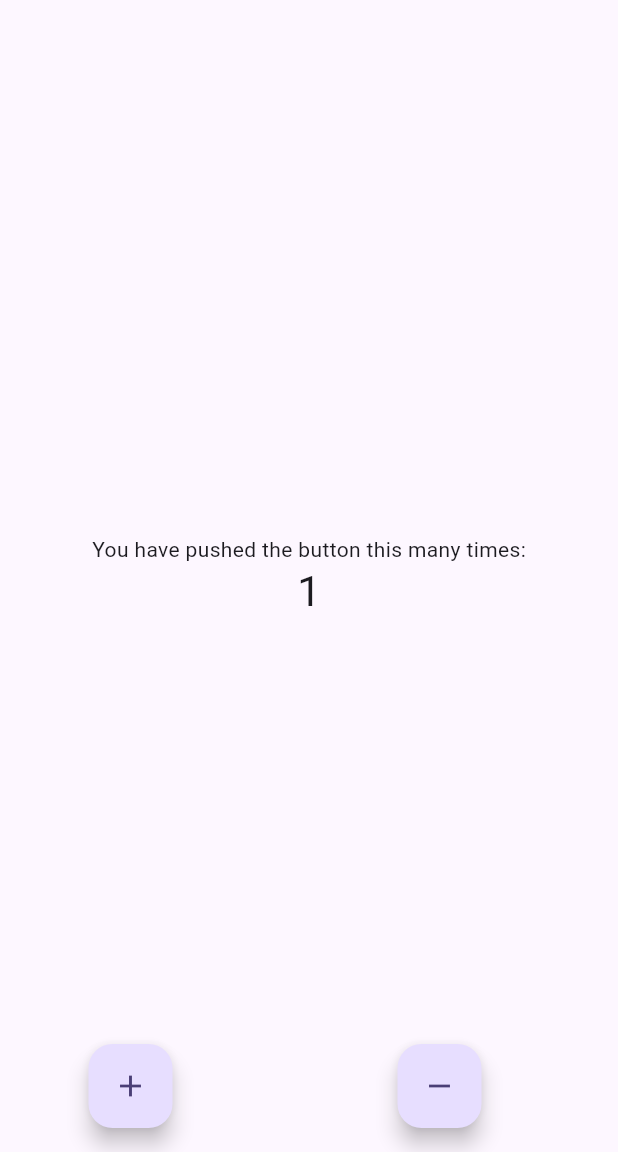
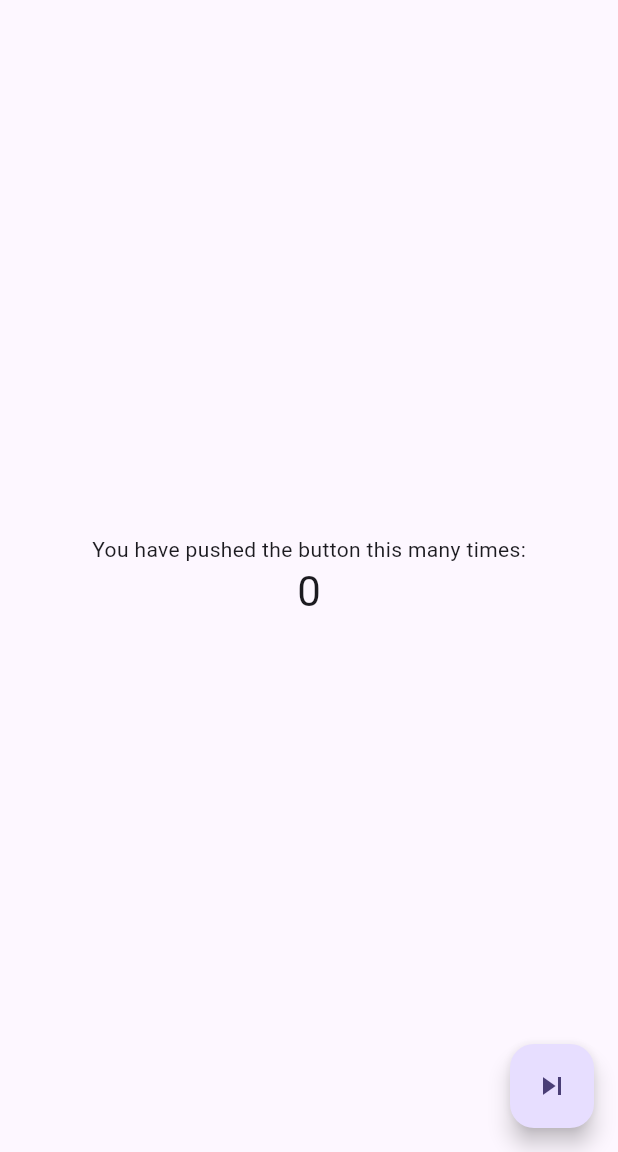
Before and after one commit to flutterboydeep/bloc_tutorial, a Flutter app: the screen it shows after launch, on a phone screen of 412 x 824 dp, the part 84-1236 px from its top. Run offline on Flutter 3.47's test engine with Material 3 defaults, Android fonts, the phone set to English and light mode, and no system bars; our stand-ins replace flutter_bloc.

```diff
--- a/lib/cubit/CounterCubit.dart
+++ b/lib/cubit/CounterCubit.dart
@@ -1,17 +1,13 @@
 import 'package:flutter_bloc/flutter_bloc.dart';
 
-class CounterCubit extends Cubit<int> {
-  CounterCubit() : super(1);
+class CounterCubit extends Cubit {
+  CounterCubit() : super(0);
 
-  void incrementCounter() {
+  void increment() {
     emit(state + 1);
   }
 
   void decrement() {
-    if (state == 0) {
-      return;
-    } else {
-      emit(state - 1);
-    }
+    emit(state - 1);
   }
 }
--- a/lib/homepage.dart
+++ b/lib/homepage.dart
@@ -1,5 +1,6 @@
 import 'package:flutter/material.dart';
 import 'package:flutter_bloc/flutter_bloc.dart';
+import 'package:learn_bloc/cubit/AdderPart.dart';
 import 'package:learn_bloc/cubit/CounterCubit.dart';
 
 class MyHomePage extends StatefulWidget {
@@ -12,12 +13,9 @@ class MyHomePage extends StatefulWidget {
 }
 
 class _MyHomePageState extends State<MyHomePage> {
-  final counter = CounterCubit().state;
-  final counterCubit = CounterCubit();
-
   @override
   Widget build(BuildContext context) {
-    print("I am re run again");
+    final counterCubit = BlocProvider.of<CounterCubit>(context);
     return Scaffold(
       appBar: AppBar(
         backgroundColor: Theme.of(context).colorScheme.inversePrimary,
@@ -32,29 +30,22 @@ class _MyHomePageState extends State<MyHomePage> {
             ),
             BlocBuilder(
                 bloc: counterCubit,
-                builder: (context, counter) {
+                builder: (context, UpdatedValue) {
                   return Text(
-                    '$counter',
+                    '$UpdatedValue',
                     style: Theme.of(context).textTheme.headlineMedium,
                   );
                 }),
           ],
         ),
       ),
-      floatingActionButton: Row(
-        mainAxisAlignment: MainAxisAlignment.spaceAround,
-        children: [
-          FloatingActionButton(
-            onPressed: () => counterCubit.incrementCounter(),
-            tooltip: 'Increment',
-            child: const Icon(Icons.add),
-          ),
-          FloatingActionButton(
-            onPressed: () => counterCubit.decrement(),
-            tooltip: 'Decrement',
-            child: const Icon(Icons.remove),
-          ),
-        ],
+      floatingActionButton: FloatingActionButton(
+        onPressed: () {
+          Navigator.push(context,
+              MaterialPageRoute(builder: (context) => const IncLogic()));
+        },
+        tooltip: 'Next',
+        child: const Icon(Icons.skip_next_sharp),
       ),
     );
   }
--- a/lib/main.dart
+++ b/lib/main.dart
@@ -1,4 +1,6 @@
 import 'package:flutter/material.dart';
+import 'package:flutter_bloc/flutter_bloc.dart';
+import 'package:learn_bloc/cubit/CounterCubit.dart';
 import 'package:learn_bloc/homepage.dart';
 
 void main() {
@@ -10,7 +12,9 @@ class MyApp extends StatelessWidget {
 
   @override
   Widget build(BuildContext context) {
-    return MaterialApp(
+    return BlocProvider(
+      create: (_) => CounterCubit(),
+      child: MaterialApp(
         title: 'Flutter Demo',
         theme: ThemeData(
           colorScheme: ColorScheme.fromSeed(
@@ -18,6 +22,7 @@ class MyApp extends StatelessWidget {
           useMaterial3: true,
         ),
         home: const MyHomePage(title: 'Flutter Demo Home Page'),
+      ),
     );
   }
 }
```
Also changed, not shown: lib/cubit/AdderPart.dart (added, +37 -0 lines). Lines whose indentation alone changed are shown as unchanged.
